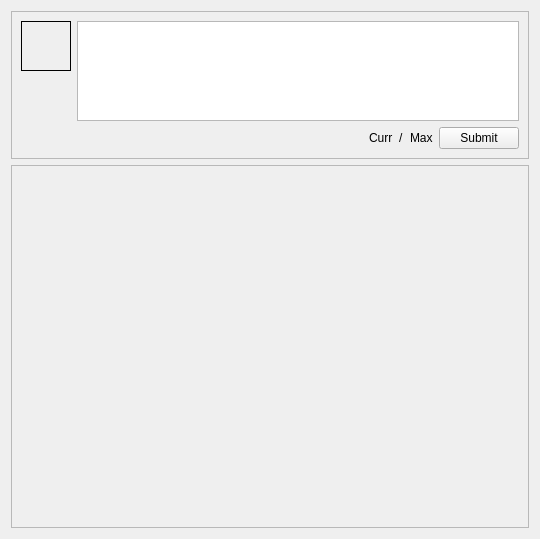
The window that ui/ForumView.ui (dmzdev/stance) describes before a commit, drawn with Qt 5.
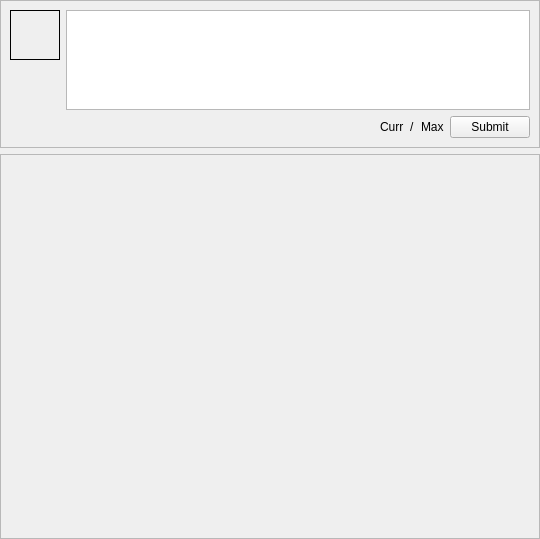
The same window after the commit.

Commit message: Added static forum script to allow for one script to handle all forum needs. Beginning of advisor overhaul. Moved forum-view to new static forum system. Modified CreateStudent dialog and gameCreation script to allow for creation of new admins on the fly.

Patch:
```diff
--- a/ui/ForumView.ui
+++ b/ui/ForumView.ui
@@ -14,6 +14,9 @@
    <string>Forum</string>
   </property>
   <layout class="QVBoxLayout" name="verticalLayout">
+   <property name="margin">
+    <number>0</number>
+   </property>
    <item>
     <widget class="QFrame" name="postFrame">
      <property name="sizePolicy">
@@ -170,8 +173,8 @@
        <rect>
         <x>0</x>
         <y>0</y>
-        <width>514</width>
-        <height>343</height>
+        <width>538</width>
+        <height>367</height>
        </rect>
       </property>
       <property name="sizePolicy">
```
The commit also changes 14 other files.
